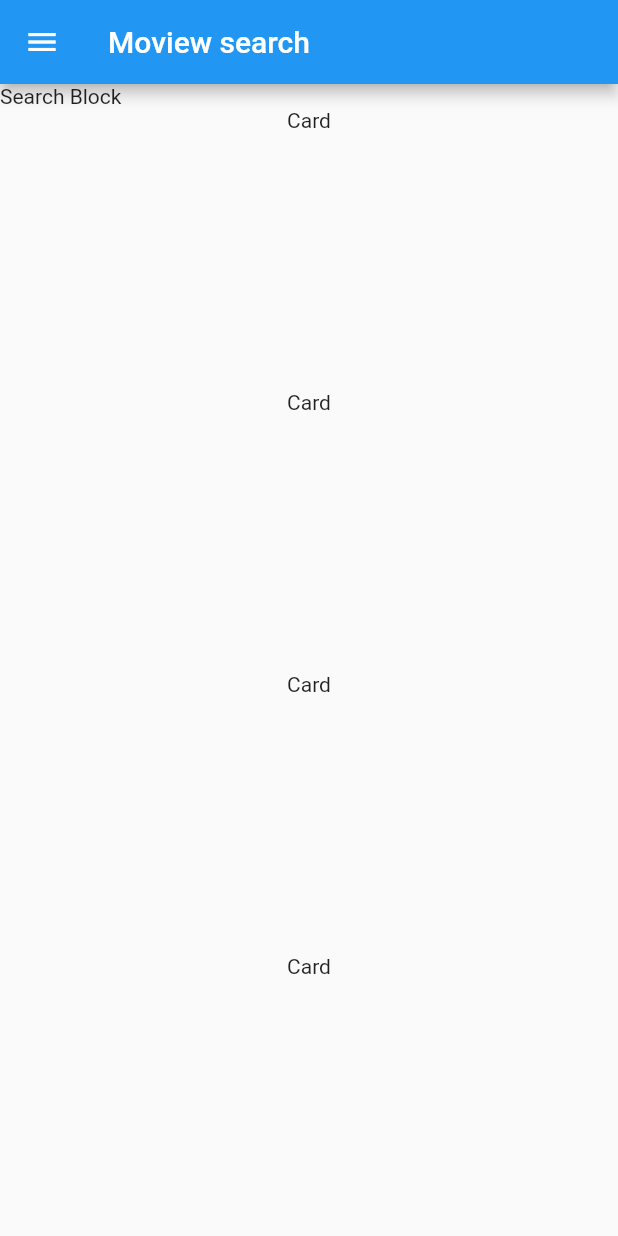
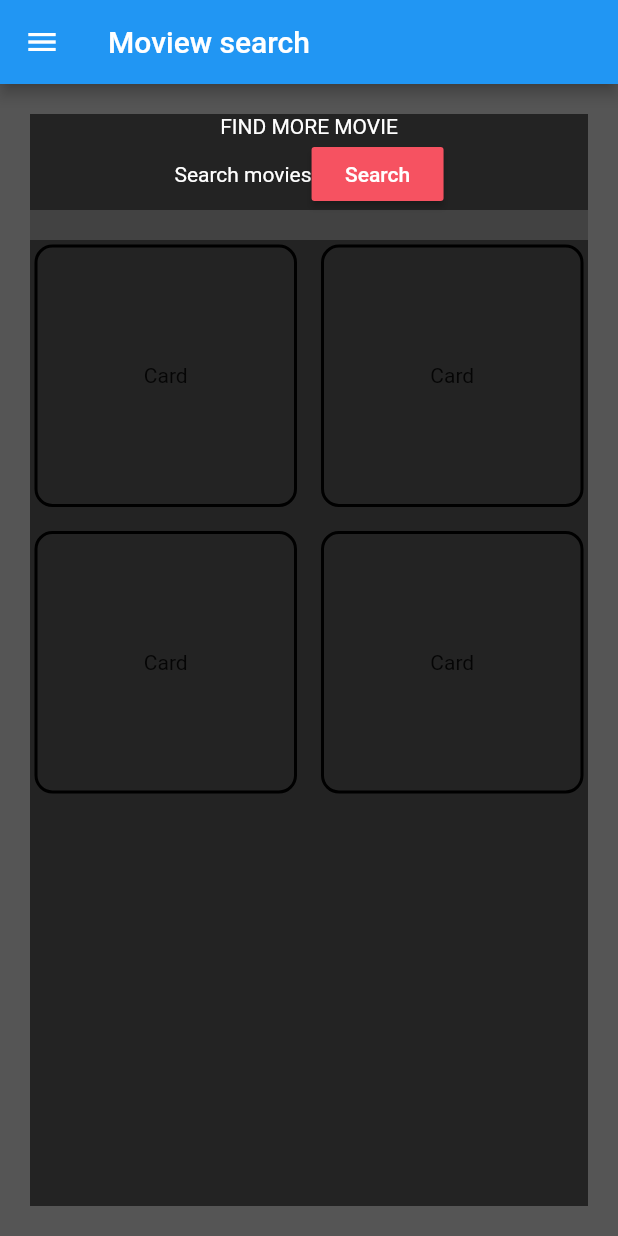
Before and after one commit to TimofeyKuznesov/search_movie, a Flutter app: the screen it shows after launch, on a phone screen of 412 x 824 dp. Run offline on Flutter 3.47's test engine with Material 2 defaults, Android fonts, the light colour scheme and no system bars.

Commit message:
feat: add padings, backgrounds and text colors

```diff
--- a/lib/app/core/widgets/movie-card/card.dart
+++ b/lib/app/core/widgets/movie-card/card.dart
@@ -5,6 +5,22 @@ class MovieCard extends StatelessWidget {
 
   @override
   Widget build(BuildContext context) {
-    return Expanded(child: Container(child: const Text('Card')));
+    return Expanded(
+      child: Container(
+        child: const Center(
+          child: Text('Card'),
+        ),
+        width: 100,
+        height: 100,
+        decoration: BoxDecoration(
+          border: Border.all(
+            color: Colors.black,
+            width: 2,
+          ),
+          borderRadius: BorderRadius.circular(12),
+        ),
+        margin: EdgeInsets.all(3),
+      ),
+    );
   }
 }
--- a/lib/app/pages/application.dart
+++ b/lib/app/pages/application.dart
@@ -1,6 +1,7 @@
 import 'package:flutter/cupertino.dart';
 import 'package:flutter/material.dart';
 import 'package:search_movie/app/pages/index.dart';
+import 'package:search_movie/app/theme/branding_colors.dart';
 
 class Application extends StatelessWidget {
   @override
@@ -29,6 +30,8 @@ class Application extends StatelessWidget {
         ),
       ),
       body: const MainPage(),
+      //style
+      backgroundColor: BrandingColors.gray,
     );
   }
 }
--- a/lib/app/pages/main/cards_list.dart
+++ b/lib/app/pages/main/cards_list.dart
@@ -1,5 +1,6 @@
 import 'package:flutter/material.dart';
 import 'package:search_movie/app/core/widgets/index.dart';
+import 'package:search_movie/app/theme/index.dart';
 
 class CardsList extends StatelessWidget {
   const CardsList({Key? key}) : super(key: key);
@@ -7,8 +8,20 @@ class CardsList extends StatelessWidget {
   @override
   Widget build(BuildContext context) {
     return Expanded(
-        child: Column(
-      children: const [MovieCard(), MovieCard(), MovieCard(), MovieCard()],
-    ));
+      child: Container(
+        child: GridView.count(
+          crossAxisSpacing: 10,
+          mainAxisSpacing: 10,
+          crossAxisCount: 2,
+          children: const [
+            MovieCard(),
+            MovieCard(),
+            MovieCard(),
+            MovieCard(),
+          ],
+        ),
+        color: BrandingColors.black,
+      ),
+    );
   }
 }
--- a/lib/app/pages/main/main_page.dart
+++ b/lib/app/pages/main/main_page.dart
@@ -1,4 +1,5 @@
 import 'package:flutter/material.dart';
+import 'package:search_movie/app/theme/index.dart';
 
 import './cards_list.dart';
 import './search.dart';
@@ -8,9 +9,13 @@ class MainPage extends StatelessWidget {
 
   @override
   Widget build(BuildContext context) {
-    return Column(
-      children: const [Search(), CardsList()],
-      crossAxisAlignment: CrossAxisAlignment.stretch,
+    return Container(
+      child: Column(
+        children: const [Search(), CardsList()],
+        crossAxisAlignment: CrossAxisAlignment.stretch,
+      ),
+      color: BrandingColors.darkGray,
+      margin: const EdgeInsets.all(20),
     );
   }
 }
--- a/lib/app/pages/main/search.dart
+++ b/lib/app/pages/main/search.dart
@@ -1,12 +1,44 @@
 import 'package:flutter/material.dart';
+import 'package:search_movie/app/theme/branding_colors.dart';
 
 class Search extends StatelessWidget {
   const Search({Key? key}) : super(key: key);
 
   @override
   Widget build(BuildContext context) {
-    return const Expanded(
-      child: Text('Search Block'),
+    return Expanded(
+      child: Container(
+        child: Column(
+          // crossAxisAlignment: CrossAxisAlignment.stretch,
+          children: [
+            const Text(
+              'FIND MORE MOVIE',
+              style: TextStyle(
+                color: BrandingColors.white,
+              ),
+            ),
+            Row(
+              mainAxisAlignment: MainAxisAlignment.center,
+              children: [
+                const Text(
+                  'Search movies',
+                  style: TextStyle(
+                    color: BrandingColors.white,
+                  ),
+                ),
+                MaterialButton(
+                  onPressed: () {},
+                  child: const Text('Search'),
+                  color: BrandingColors.red,
+                  textColor: BrandingColors.white,
+                ),
+              ],
+            )
+          ],
+        ),
+        color: BrandingColors.black,
+        margin: const EdgeInsets.only(bottom: 20),
+      ),
       flex: 0,
     );
   }
--- /dev/null
+++ b/lib/app/theme/branding_colors.dart
@@ -0,0 +1,9 @@
+import 'package:flutter/material.dart';
+
+class BrandingColors {
+  static const Color white = Color.fromRGBO(255, 255, 255, 1);
+  static const Color gray = Color.fromRGBO(85, 85, 85, 1);
+  static const Color black = Color.fromRGBO(35, 35, 35, 1);
+  static const Color darkGray = Color.fromRGBO(66, 66, 66, 1);
+  static const Color red = Color.fromRGBO(246, 82, 97, 1);
+}
--- /dev/null
+++ b/lib/app/theme/index.dart
@@ -0,0 +1 @@
+export 'branding_colors.dart';
```
